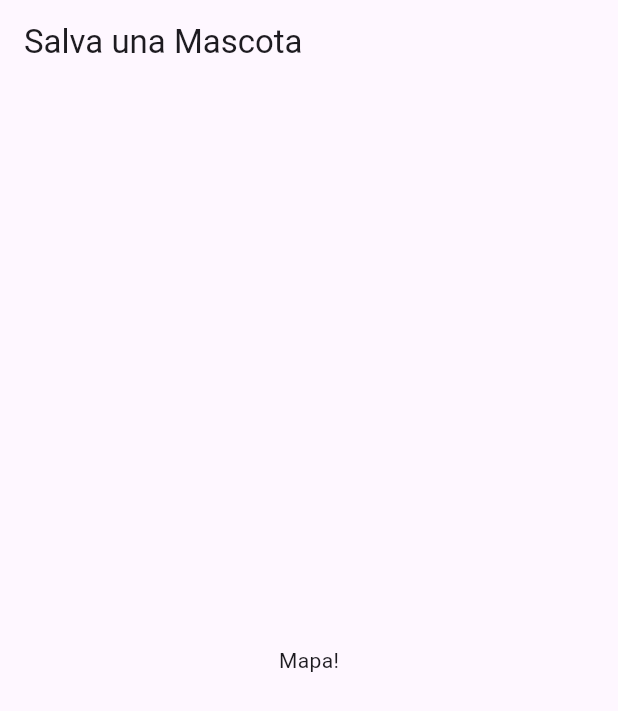
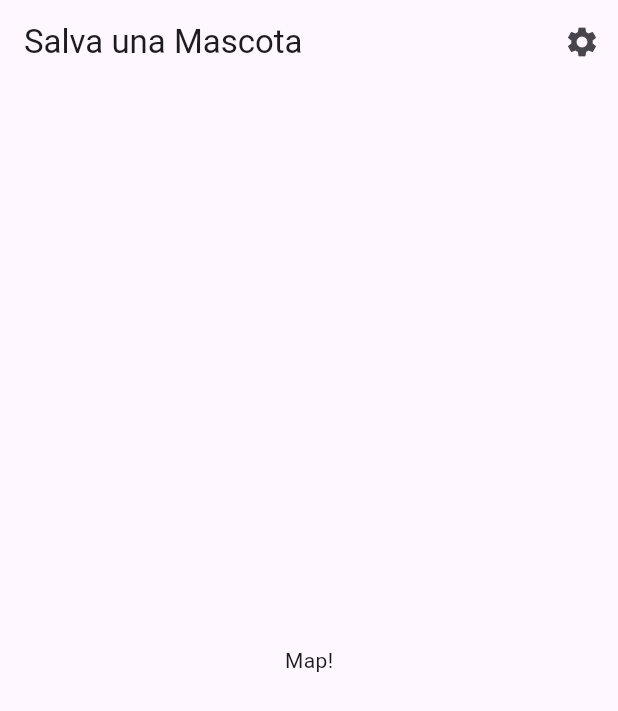
Before and after one commit to CRUXsur/mascotas, a Flutter app: the screen it shows after launch, on a phone screen of 412 x 824 dp. Shown: the top 711 px of the screen. Run offline on Flutter 3.47's test engine with Material 3 defaults, Android fonts, the phone set to English and light mode, and no system bars; our stand-ins replace flutter_riverpod, get.

Commit message:
homeScreen UI

```diff
--- a/lib/main.dart
+++ b/lib/main.dart
@@ -1,7 +1,9 @@
 import 'package:flutter/material.dart';
+import 'package:get/get.dart';
 import 'package:flutter_riverpod/flutter_riverpod.dart';
 
 import 'package:mascotas/presentation/presentation.dart';
+import 'package:mascotas/presentation/screens/home/home_screen.dart';
 
 
 void main() {
@@ -16,6 +18,8 @@
 }
 
 class MyAppState extends ConsumerState<MyApp> with WidgetsBindingObserver {
+  get future => null;
+
 
   //nos permite crear este observador (del estado de la app)
   @override
@@ -52,19 +56,14 @@
 
   @override
   Widget build(BuildContext context) {
-    return MaterialApp(
+    return GetMaterialApp(
+      title: 'Pets',
       debugShowCheckedModeBanner: false,
-      theme: ThemeData(
-        colorScheme: ColorScheme.fromSeed(seedColor: Colors.deepPurple),
-        useMaterial3: true,
-      ),
-      home: Scaffold(
-        appBar: AppBar(
-          title: const Text('Salva una Mascota'),
-        ),
-        body: const Center(
-          child: Text('Mapa!'),
-        ),
+      //theme: AppTheme().getTheme(),
+      home: FutureBuilder(
+        future: future,
+        builder: (context, dataSnapShot)
+        => const HomeScreen(),
       ),
     );
   }
--- /dev/null
+++ b/lib/presentation/screens/home/home_screen.dart
@@ -0,0 +1,30 @@
+
+import 'package:flutter/material.dart';
+
+
+
+
+class HomeScreen extends StatelessWidget {
+  const HomeScreen({super.key});
+
+  @override
+  Widget build(BuildContext context) {
+    return Scaffold(
+      //
+      appBar: AppBar(
+        title: const Text('Salva una Mascota'),
+        actions: [
+          IconButton(
+              onPressed: (){
+
+              },
+              icon: const Icon(Icons.settings)
+          ),
+        ],
+      ),
+      body: Center(
+        child: Text('Map!'),
+      ),
+    );
+  }
+}
--- a/pubspec.yaml
+++ b/pubspec.yaml
@@ -13,7 +13,9 @@ dependencies:
     sdk: flutter
 
   cupertino_icons: ^1.0.8
+  get: ^4.6.6
   flutter_riverpod: ^2.6.1
+
 
 dev_dependencies:
   flutter_test:
```
Also changed, not shown: pubspec.lock.
